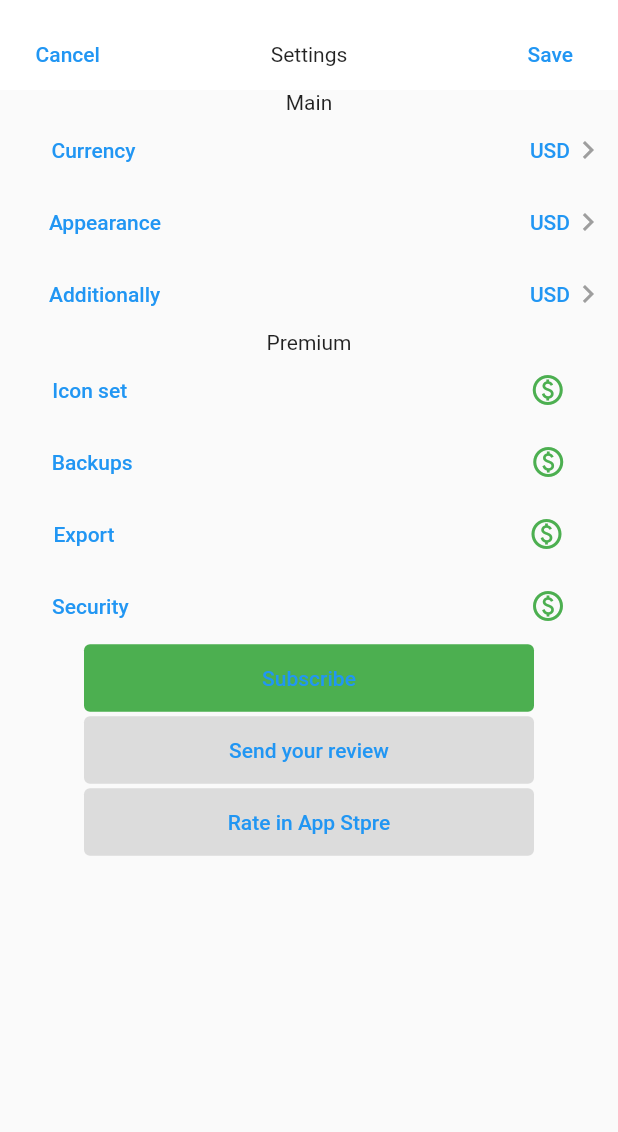
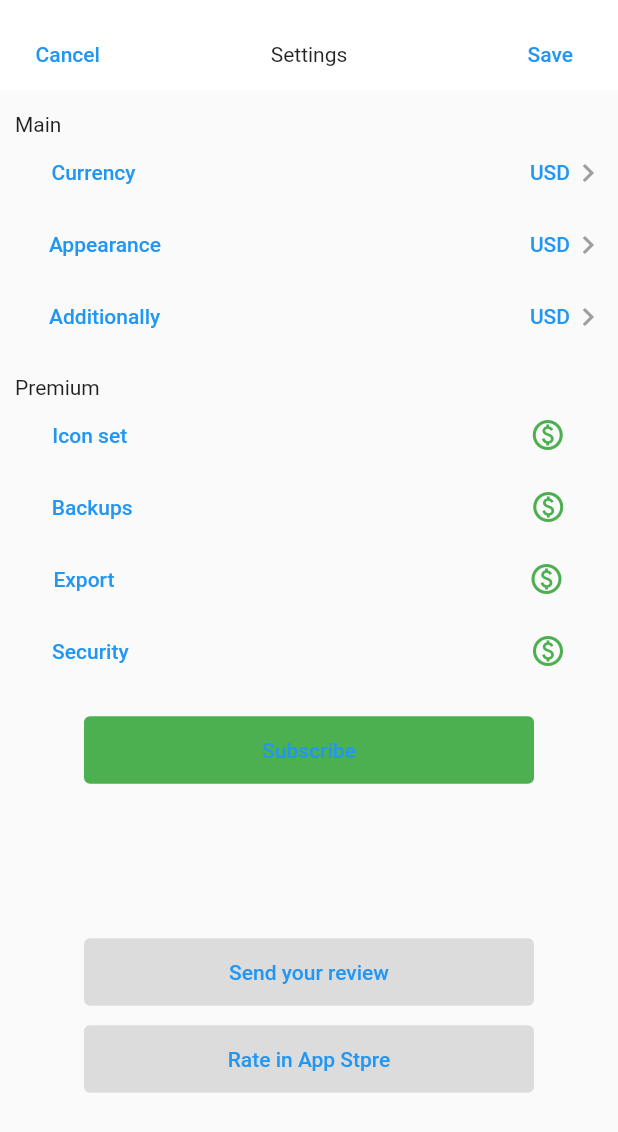
Before and after one commit to al-saqr/cashtrack, a Flutter app: the screen it shows after launch, on a phone screen of 412 x 824 dp. Shown: the top 1132 px of the screen. Run offline on Flutter 3.47's test engine with Material 2 defaults, Android fonts, the phone set to English and light mode, and no system bars; our stand-ins replace carousel_slider.

Commit message:
settings page paddings added

```diff
--- a/lib/ui/pages/settings/settings_page.dart
+++ b/lib/ui/pages/settings/settings_page.dart
@@ -9,15 +9,36 @@ class SettingsPage extends StatelessWidget {
     final widthOfDevice = MediaQuery.of(context).size.width;
     return Scaffold(
       body: Column(
-        children: const [
-          TopBarWidget(),
-          Text('Main'),
-          MainSettingsWidget(),
-          Text('Premium'),
-          PremiumSettingsWidget(),
-          SubscribeButtonWidget(),
-          SendReviewButtonWidget(),
-          RateInAppStoreButtonWidget(),
+        children: [
+          Column(
+            crossAxisAlignment: CrossAxisAlignment.start,
+            children: const [
+              TopBarWidget(),
+              Padding(
+                padding: EdgeInsets.only(left: 10, top: 15),
+                child: Text('Main'),
+              ),
+              MainSettingsWidget(),
+              Padding(
+                padding: EdgeInsets.only(left: 10, top: 15),
+                child: Text('Premium'),
+              ),
+              PremiumSettingsWidget(),
+            ],
+          ),
+          Column(
+            children: const [
+              Padding(
+                padding: EdgeInsets.only(top: 18, bottom: 100),
+                child: SubscribeButtonWidget(),
+              ),
+              SendReviewButtonWidget(),
+              Padding(
+                padding: EdgeInsets.only(bottom: 20, top: 10),
+                child: RateInAppStoreButtonWidget(),
+              ),
+            ],
+          ),
         ],
       ),
     );
```
